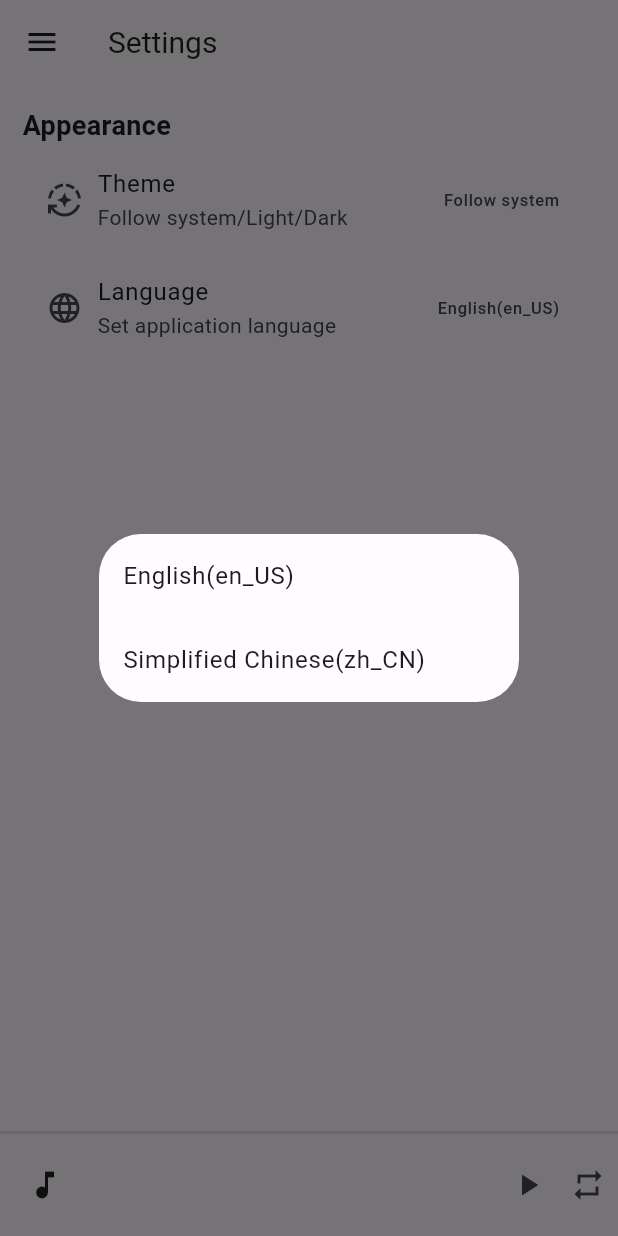
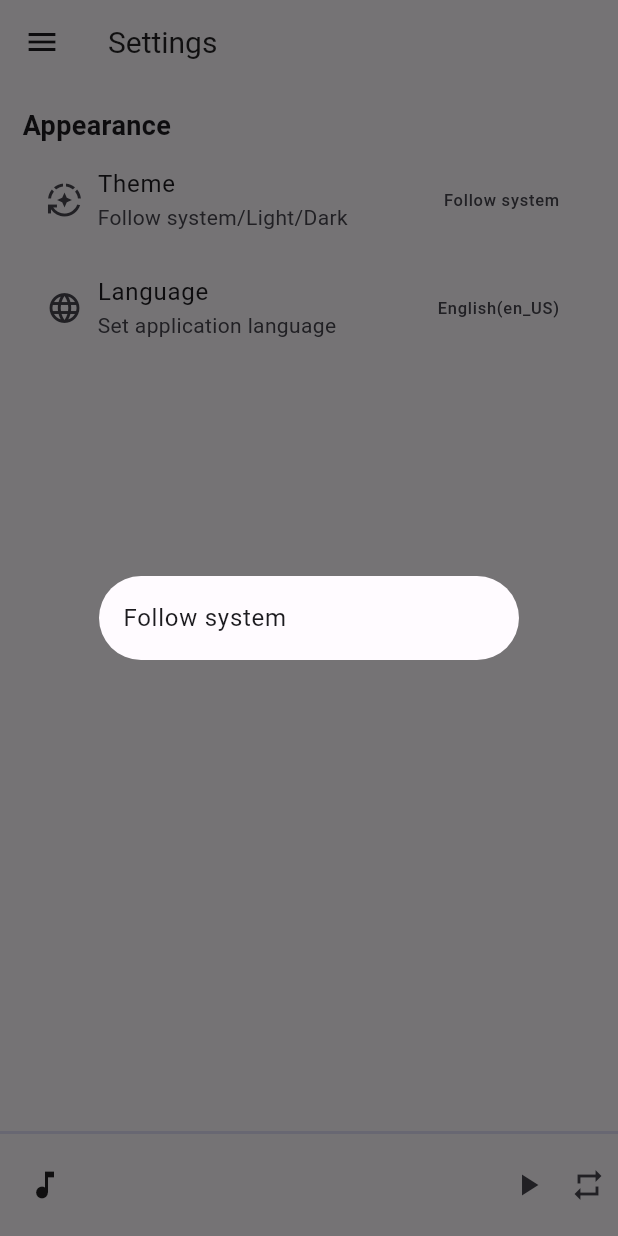
Before and after one commit to realth000/mpax_flutter, a Flutter app: the SettingsPage screen opened by its route, after a tap on "Language", on a phone screen of 412 x 824 dp. Run offline on Flutter 3.47's test engine with Material 2 defaults, Android fonts, the phone set to English and light mode, and no system bars; our stand-ins replace file_picker, get, just_audio, shared_preferences, sqflite; accounts and stored records are empty.

Commit message:
feat(*): Update locale setting
Update locale setting:
* Only visible follow system config in locale menu.
* Only enable follow system locale.

```diff
--- a/lib/services/locale_service.dart
+++ b/lib/services/locale_service.dart
@@ -54,7 +54,8 @@ class LocaleService extends GetxService {
   }
 
   Future<LocaleService> init() async {
-    locale.value = _configService.getString('Locale') ?? 'en_US';
+    locale.value = _configService.getString('Locale') ??
+        '${window.locale.languageCode}_${window.locale.countryCode}';
     followSystemLocale = _configService.getBool('FollowSystemLocale') ?? false;
     return this;
   }
--- a/lib/views/settings_page.dart
+++ b/lib/views/settings_page.dart
@@ -11,9 +11,9 @@ import 'package:mpax_flutter/widgets/util_widgets.dart';
 const autoModeIcon = Icon(Icons.auto_mode);
 const lightModeIcon = Icon(Icons.light_mode);
 const darkModeIcon = Icon(Icons.dark_mode);
-final autoModeString = 'Follow system'.tr;
-final lightModeString = 'Light mode'.tr;
-final darkModeString = 'Dark mode'.tr;
+const autoModeString = 'Follow system';
+const lightModeString = 'Light mode';
+const darkModeString = 'Dark mode';
 
 class SettingsPage extends StatelessWidget {
   const SettingsPage({super.key});
@@ -153,23 +153,23 @@ class _LocaleMenu extends StatelessWidget {
     _localeList.clear();
     const localMap = LocaleService.localeMap;
 
-    // _localeList.add(ListTile(
-    //   title: Text(LocaleService.autoLocale.tr),
-    //   onTap: () {
-    //     Get.back(result: LocaleService.autoLocale);
-    //   },
-    // ));
+    _localeList.add(ListTile(
+      title: Text(LocaleService.autoLocale.tr),
+      onTap: () {
+        Get.back(result: LocaleService.autoLocale);
+      },
+    ));
 
-    for (final locale in localMap.keys) {
-      _localeList.add(
-        ListTile(
-          title: Text(
-            locale.tr,
-          ),
-          onTap: () => Get.back(result: locale),
-        ),
-      );
-    }
+    // for (final locale in localMap.keys) {
+    //   _localeList.add(
+    //     ListTile(
+    //       title: Text(
+    //         locale.tr,
+    //       ),
+    //       onTap: () => Get.back(result: locale),
+    //     ),
+    //   );
+    // }
     return _localeList;
   }
 
```
